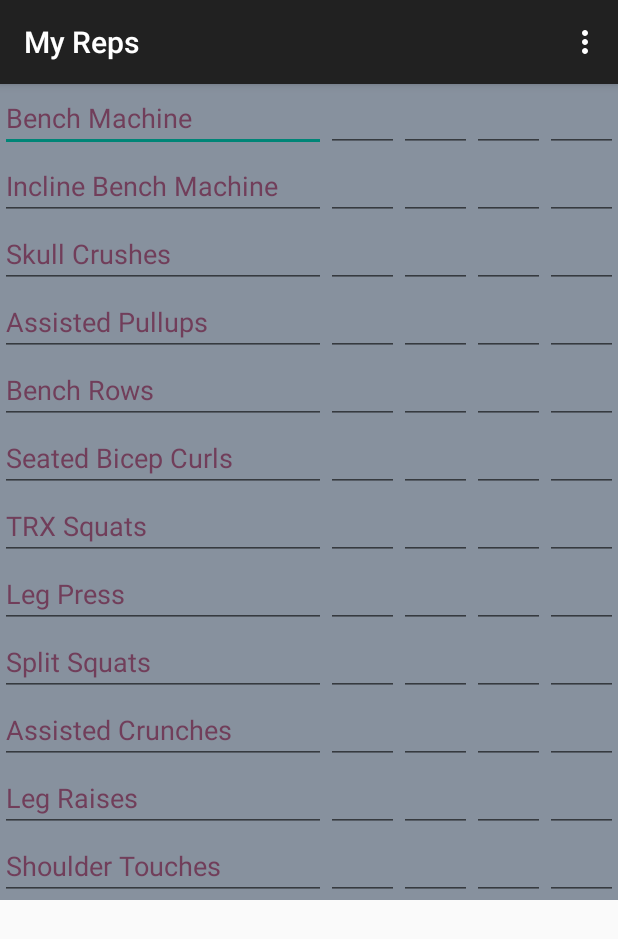
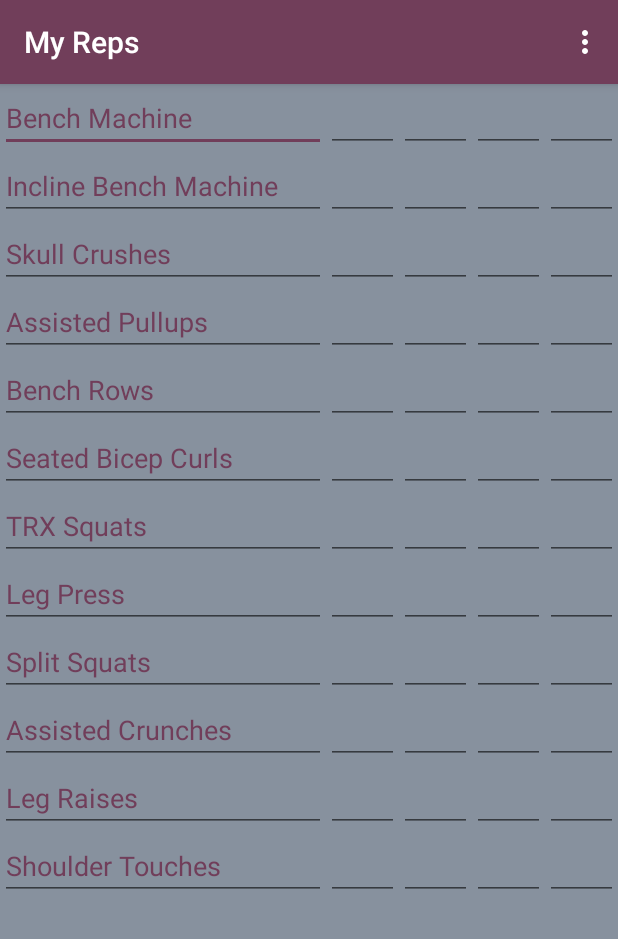
Before and after one commit to AtheistJesus/MyRepsApp, an Android app: the screen it shows after launch (MainActivity), on a phone screen of 412 x 824 dp. Shown: the top 939 px of the screen. Run offline under Robolectric (Android 15) with nearby library versions, the phone set to English and light mode, and no system bars.

Commit message:
Finalized colors and added an icon.

```diff
--- a/app/src/main/AndroidManifest.xml
+++ b/app/src/main/AndroidManifest.xml
@@ -4,9 +4,9 @@
 
     <application
         android:allowBackup="true"
-        android:icon="@mipmap/ic_launcher"
+        android:icon="@drawable/dumbbell"
         android:label="@string/app_name"
-        android:theme="@style/AppTheme" >
+        android:theme="@style/Theme.MyTheme" >
         <activity
             android:name=".MainActivity"
             android:label="@string/app_name" >
--- a/app/src/main/res/layout/activity_main.xml
+++ b/app/src/main/res/layout/activity_main.xml
@@ -550,7 +550,8 @@
 
     <TableRow
         android:layout_width="wrap_content"
-        android:layout_height="wrap_content">
+        android:layout_height="wrap_content"
+        android:background="@color/grey">
 
         <EditText
             android:id="@+id/lString"
--- a/app/src/main/res/values/colors.xml
+++ b/app/src/main/res/values/colors.xml
@@ -4,6 +4,7 @@
 
     <color name="grey">#87919E</color>
     <color name="grape">#713E5A</color>
+    <color name="pinkish">#CA6680</color>
 
 
 </resources>
--- a/app/src/main/res/values/styles.xml
+++ b/app/src/main/res/values/styles.xml
@@ -5,4 +5,18 @@
         <!-- Customize your theme here. -->
     </style>
 
+
+    <style name="Theme.MyTheme" parent="Theme.AppCompat.Light.DarkActionBar">
+        <item name="colorPrimary">@color/grape</item>
+        <item name="colorPrimaryDark">@color/grape</item>
+        <item name="android:textColorPrimary">@color/grape</item>
+        <!-- The following line changes it so the selected editText no longer has a green highlight beneath it, it is now purple. Same with the cursor. Changes the "accents"-->
+        <item name="colorAccent">@color/grape</item>
+        <!-- -->
+        <item name="android:textColor">@color/grape</item>
+        <item name="android:colorBackground">@color/grey</item>
+
+
+        </style>
+
 </resources>
```
